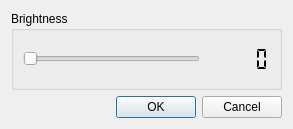
First picture: the form in src/gui/brightness_dialog.ui, repository CervecerosCodigo/CCIMP, before the edit.
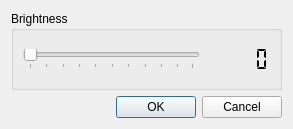
Second picture: the form after the edit.

Commit message: Brightness fungerer som brightness skal fungere

What changed in the file:
```diff
--- a/src/gui/brightness_dialog.ui
+++ b/src/gui/brightness_dialog.ui
@@ -27,6 +27,12 @@
           <property name="orientation">
            <enum>Qt::Horizontal</enum>
           </property>
+          <property name="tickPosition">
+           <enum>QSlider::TicksBelow</enum>
+          </property>
+          <property name="tickInterval">
+           <number>10</number>
+          </property>
          </widget>
         </item>
         <item>
```
The commit also changes 4 other files.
